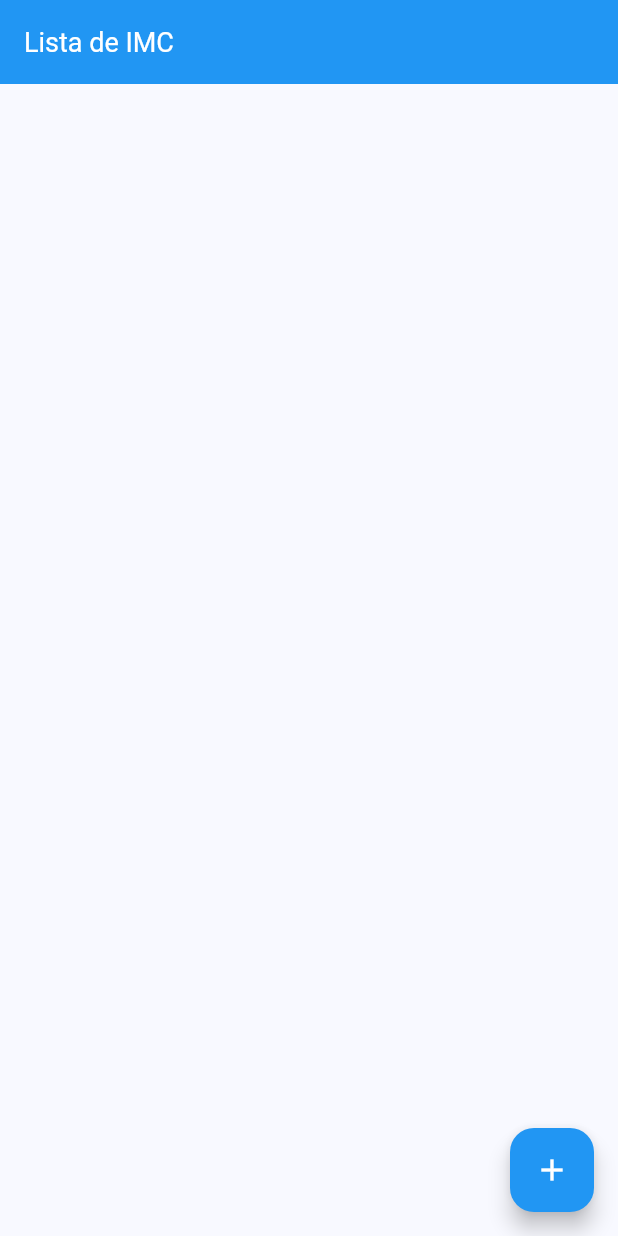
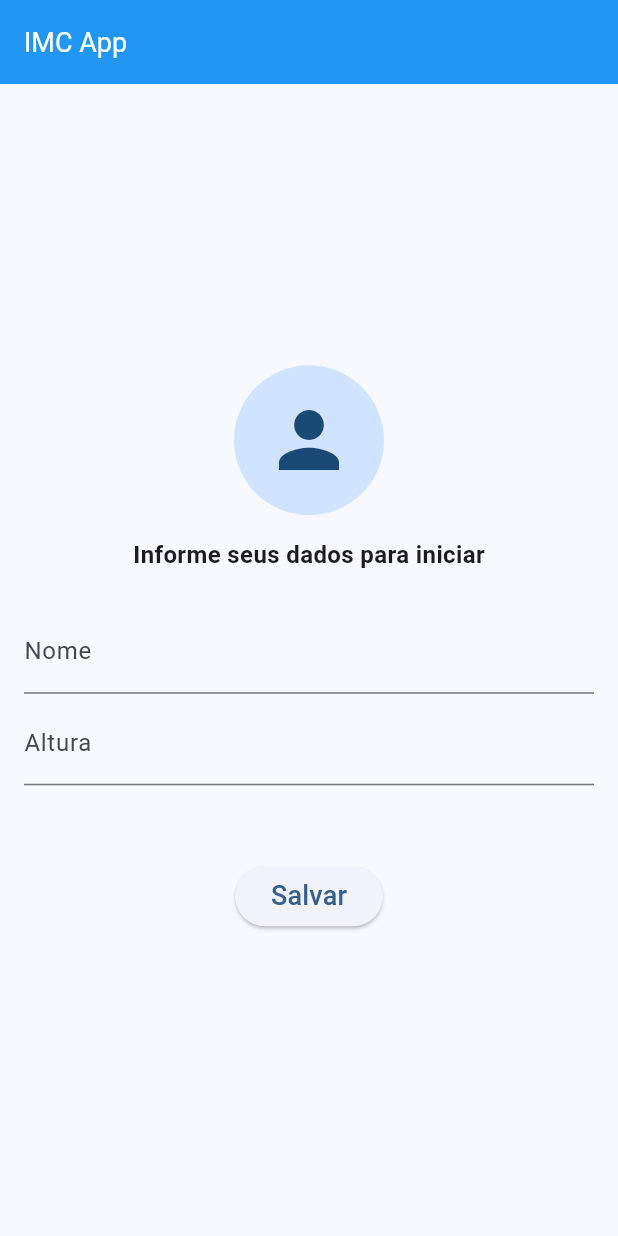
Before and after one commit to guifonseca/calculadoraimc-hive-dio, a Flutter app: the screen it shows after launch, on a phone screen of 412 x 824 dp. Run offline on Flutter 3.47's test engine with Material 3 defaults, Android fonts, the phone set to English and light mode, and no system bars; our stand-ins replace google_fonts, hive; accounts and stored records are empty.

```diff
--- a/lib/model/imc_model.dart
+++ b/lib/model/imc_model.dart
@@ -1,33 +1,44 @@
-import 'package:calculadoraimcdio/model/enums.dart';
 import 'package:flutter/material.dart';
+import 'package:hive/hive.dart';
 
-class ImcModel {
+part 'imc_model.g.dart';
+
+@HiveType(typeId: 1)
+class ImcModel extends HiveObject {
+  @HiveField(0)
   final String _id = UniqueKey().toString();
-  String _nome;
-  double _peso;
-  double _altura;
-  double _imc;
-  ClassificacaoIMCEnum _classificacaoIMC;
-  DateTime horario = DateTime.now();
 
-  ImcModel(
-      this._nome, this._peso, this._altura, this._imc, this._classificacaoIMC);
+  @HiveField(1)
+  double _peso = 0.0;
+
+  @HiveField(2)
+  double _altura = 0.0;
+
+  @HiveField(3)
+  double _imc = 0.0;
+
+  @HiveField(4)
+  String _classificacaoIMC = "";
+
+  @HiveField(5)
+  String horario = "";
+
+  ImcModel();
+
+  ImcModel.criar(this._peso, this._altura, this._imc, this._classificacaoIMC,
+      this.horario);
 
   String get id => _id;
-
-  String get nome => _nome;
-  set nome(String nome) => _nome = nome;
 
   double get peso => _peso;
   set peso(double peso) => _peso = peso;
 
   double get altura => _altura;
-  set altura(double altura) => _altura = altura;
+  set altura(double value) => _altura = value;
 
   double get imc => _imc;
   set imc(double imc) => _imc = imc;
 
-  ClassificacaoIMCEnum get classificacaoIMC => _classificacaoIMC;
-  set classificacaoIMC(ClassificacaoIMCEnum imc) =>
-      _classificacaoIMC = classificacaoIMC;
+  String get classificacaoIMC => _classificacaoIMC;
+  set classificacaoIMC(String imc) => _classificacaoIMC = classificacaoIMC;
 }
--- /dev/null
+++ b/lib/model/usuario_model.dart
@@ -0,0 +1,22 @@
+import 'package:hive/hive.dart';
+
+part 'usuario_model.g.dart';
+
+@HiveType(typeId: 0)
+class UsuarioModel extends HiveObject {
+  @HiveField(0)
+  String? _nome;
+
+  @HiveField(1)
+  double? _altura;
+
+  UsuarioModel();
+
+  UsuarioModel.criar(this._nome, this._altura);
+
+  String? get nome => _nome;
+  set nome(String? value) => _nome = value;
+
+  double? get altura => _altura;
+  set altura(double? value) => _altura = value;
+}
--- a/lib/my_app.dart
+++ b/lib/my_app.dart
@@ -1,9 +1,36 @@
-import 'package:calculadoraimcdio/pages/list_imc_page.dart';
+import 'package:calculadoraimcdio/model/usuario_model.dart';
+import 'package:calculadoraimcdio/pages/main_page.dart';
+import 'package:calculadoraimcdio/pages/usuario_page.dart';
+import 'package:calculadoraimcdio/repositories/usuario_repository.dart';
 import 'package:flutter/material.dart';
 import 'package:google_fonts/google_fonts.dart';
 
-class MyApp extends StatelessWidget {
+class MyApp extends StatefulWidget {
   const MyApp({super.key});
+
+  @override
+  State<MyApp> createState() => _MyAppState();
+}
+
+class _MyAppState extends State<MyApp> {
+  late UsuarioRepository _usuarioRepository;
+  late UsuarioModel? _usuarioModel;
+
+  bool _loading = true;
+
+  @override
+  void initState() {
+    super.initState();
+    _carregarDados();
+  }
+
+  void _carregarDados() async {
+    _usuarioRepository = await UsuarioRepository.carregar();
+    _usuarioModel = _usuarioRepository.obterUsuario();
+    setState(() {
+      _loading = false;
+    });
+  }
 
   @override
   Widget build(BuildContext context) {
@@ -22,7 +49,15 @@ class MyApp extends StatelessWidget {
         ),
         useMaterial3: true,
       ),
-      home: const ListImcPage(),
+      home: _loading
+          ? const Center(
+              child: CircularProgressIndicator(),
+            )
+          : _usuarioModel == null
+              ? const UsuarioPage(
+                  isInicio: true,
+                )
+              : const MainPage(),
     );
   }
 }
--- /dev/null
+++ b/lib/pages/usuario_page.dart
@@ -0,0 +1,22 @@
+import 'package:calculadoraimcdio/shared/widgets/cadastro_usuario_form.dart';
+import 'package:flutter/material.dart';
+
+class UsuarioPage extends StatefulWidget {
+  final bool isInicio;
+  const UsuarioPage({super.key, required this.isInicio});
+
+  @override
+  State<UsuarioPage> createState() => _UsuarioPageState();
+}
+
+class _UsuarioPageState extends State<UsuarioPage> {
+  @override
+  Widget build(BuildContext context) {
+    return Scaffold(
+      appBar: AppBar(
+        title: const Text("IMC App"),
+      ),
+      body: CadastroUsuarioForm(isInicio: widget.isInicio),
+    );
+  }
+}
--- a/lib/repositories/imc_repository.dart
+++ b/lib/repositories/imc_repository.dart
@@ -1,20 +1,33 @@
 import 'package:calculadoraimcdio/model/imc_model.dart';
+import 'package:hive/hive.dart';
 
 class ImcRepository {
-  final List<ImcModel> _imcs = [];
+  static late Box _box;
 
-  Future<void> adicionar(ImcModel imc) async {
-    await Future.delayed(const Duration(milliseconds: 100));
-    _imcs.add(imc);
+  ImcRepository._criar();
+
+  static Future<ImcRepository> carregar() async {
+    if (Hive.isBoxOpen('imcModel')) {
+      _box = Hive.box('imcModel');
+    } else {
+      _box = await Hive.openBox('imcModel');
+    }
+    return ImcRepository._criar();
   }
 
-  Future<List<ImcModel>> listarImcs() async {
-    await Future.delayed(const Duration(seconds: 2));
-    return _imcs;
+  void adicionar(ImcModel imc) {
+    _box.add(imc);
   }
 
-  Future<void> remove(String id) async {
-    await Future.delayed(const Duration(milliseconds: 50));
-    _imcs.remove(_imcs.where((element) => element.id == id).first);
+  List<ImcModel> listarImcs() {
+    return _box.values.cast<ImcModel>().toList();
+  }
+
+  void remove(ImcModel imc) {
+    imc.delete();
+  }
+
+  Future<void> clear() async {
+    await _box.clear();
   }
 }
--- /dev/null
+++ b/lib/repositories/usuario_repository.dart
@@ -0,0 +1,33 @@
+import 'package:calculadoraimcdio/model/usuario_model.dart';
+import 'package:hive/hive.dart';
+
+class UsuarioRepository {
+  static late Box _box;
+
+  UsuarioRepository._criar();
+
+  static Future<UsuarioRepository> carregar() async {
+    if (Hive.isBoxOpen('usuarioModel')) {
+      _box = Hive.box('usuarioModel');
+    } else {
+      _box = await Hive.openBox('usuarioModel');
+    }
+    return UsuarioRepository._criar();
+  }
+
+  void salvar(UsuarioModel usuarioModel) {
+    _box.put(1, usuarioModel);
+  }
+
+  UsuarioModel? obterUsuario() {
+    return _box.get(1);
+  }
+
+  void remove(UsuarioModel usuarioModel) {
+    usuarioModel.delete();
+  }
+
+  Future<void> clear() async {
+    await _box.clear();
+  }
+}
--- a/lib/shared/utils.dart
+++ b/lib/shared/utils.dart
@@ -53,7 +53,7 @@ class Utils {
     return ClassificacaoIMCEnum.obesidadeGrau3;
   }
 
-  static Color? getIMCAvatarColor(ClassificacaoIMCEnum classificacaoIMC) {
+  static Color? getIMCAvatarColor(ClassificacaoIMCEnum? classificacaoIMC) {
     switch (classificacaoIMC) {
       case ClassificacaoIMCEnum.saudavel:
         return Colors.green;
--- /dev/null
+++ b/lib/shared/widgets/cadastro_usuario_form.dart
@@ -0,0 +1,142 @@
+import 'package:calculadoraimcdio/model/usuario_model.dart';
+import 'package:calculadoraimcdio/my_app.dart';
+import 'package:calculadoraimcdio/pages/main_page.dart';
+import 'package:calculadoraimcdio/repositories/imc_repository.dart';
+import 'package:calculadoraimcdio/repositories/usuario_repository.dart';
+import 'package:flutter/material.dart';
+
+class CadastroUsuarioForm extends StatefulWidget {
+  final bool isInicio;
+
+  const CadastroUsuarioForm({super.key, required this.isInicio});
+
+  @override
+  State<CadastroUsuarioForm> createState() => _CadastroUsuarioFormState();
+}
+
+class _CadastroUsuarioFormState extends State<CadastroUsuarioForm> {
+  late ImcRepository _imcRepository;
+  late UsuarioRepository _usuarioRepository;
+  var _usuarioModel = UsuarioModel();
+
+  final _nomeController = TextEditingController(text: "");
+  final _alturaController = TextEditingController(text: "");
+  final _formKey = GlobalKey<FormState>();
+
+  @override
+  void initState() {
+    super.initState();
+    _carregarUsuario();
+  }
+
+  void _carregarUsuario() async {
+    _imcRepository = await ImcRepository.carregar();
+    _usuarioRepository = await UsuarioRepository.carregar();
+    _usuarioModel = _usuarioRepository.obterUsuario() ?? UsuarioModel();
+    _nomeController.text = _usuarioModel.nome ?? "";
+    _alturaController.text = (_usuarioModel.altura ?? "").toString();
+    setState(() {});
+  }
+
+  @override
+  Widget build(BuildContext context) {
+    return Center(
+      child: SingleChildScrollView(
+        padding: const EdgeInsets.symmetric(horizontal: 16, vertical: 8),
+        child: Form(
+          key: _formKey,
+          child: Column(
+            mainAxisAlignment: MainAxisAlignment.center,
+            children: [
+              const CircleAvatar(
+                radius: 50,
+                child: Icon(
+                  Icons.person,
+                  size: 60,
+                ),
+              ),
+              const SizedBox(
+                height: 15,
+              ),
+              if (widget.isInicio)
+                const Text(
+                  "Informe seus dados para iniciar",
+                  style: TextStyle(fontSize: 16, fontWeight: FontWeight.w600),
+                ),
+              const SizedBox(
+                height: 25,
+              ),
+              TextFormField(
+                  decoration: const InputDecoration(label: Text("Nome")),
+                  controller: _nomeController,
+                  enabled: widget.isInicio,
+                  validator: (value) {
+                    if ((value ?? "").length < 3) {
+                      return "Informe um nome válido";
+                    }
+                    return null;
+                  }),
+              const SizedBox(
+                height: 5,
+              ),
+              TextFormField(
+                keyboardType: TextInputType.number,
+                decoration: const InputDecoration(label: Text("Altura")),
+                controller: _alturaController,
+                validator: (value) {
+                  double? altura = double.tryParse(value ?? "");
+                  if ((altura ?? 0.0) == 0.0) {
+                    return "Informe uma altura válida.";
+                  }
+                  return null;
+                },
+              ),
+              const SizedBox(
+                height: 50,
+              ),
+              ElevatedButton(
+                  onPressed: () {
+                    if (_formKey.currentState!.validate()) {
+                      _usuarioRepository.salvar(UsuarioModel.criar(
+                          _nomeController.text,
+                          double.parse(_alturaController.text)));
+                      Navigator.pushReplacement(
+                          context,
+                          MaterialPageRoute(
+                            builder: (context) => const MainPage(),
+                          ));
+                    }
+                  },
+                  child: const Text(
+                    "Salvar",
+                    style: TextStyle(fontSize: 18),
+                  )),
+              const SizedBox(
+                height: 15,
+              ),
+              if (!widget.isInicio)
+                TextButton(
+                    onPressed: () async {
+                      await _usuarioRepository.clear();
+                      await _imcRepository.clear();
+                      Future.delayed(
+                        const Duration(
+                          microseconds: 100,
+                        ),
+                        () {
+                          Navigator.pushReplacement(
+                              context,
+                              MaterialPageRoute(
+                                builder: (context) => const MyApp(),
+                              ));
+                        },
+                      );
+                    },
+                    child: const Text("Sair"))
+            ],
+          ),
+        ),
+      ),
+    );
+  }
+}
--- a/pubspec.yaml
+++ b/pubspec.yaml
@@ -37,6 +37,8 @@ dependencies:
   cupertino_icons: ^1.0.2
   google_fonts: 6.1.0
   intl: ^0.19.0
+  path_provider: ^2.1.2
+  hive: ^2.2.3
 
 dev_dependencies:
   flutter_test:
@@ -48,6 +50,8 @@ dev_dependencies:
   # package. See that file for information about deactivating specific lint
   # rules and activating additional ones.
   flutter_lints: ^2.0.0
+  build_runner: ^2.4.9
+  hive_generator: ^2.0.1
 
 # For information on the generic Dart part of this file, see the
 # following page: https://dart.dev/tools/pub/pubspec
```
Also changed, not shown: lib/main.dart (+11 -1 lines), lib/model/enums.dart (+9 -0 lines), lib/pages/list_imc_page.dart (+38 -75 lines), lib/pages/main_page.dart (added, +39 -0 lines), lib/model/imc_model.g.dart (added), lib/model/usuario_model.g.dart (added), pubspec.lock.
